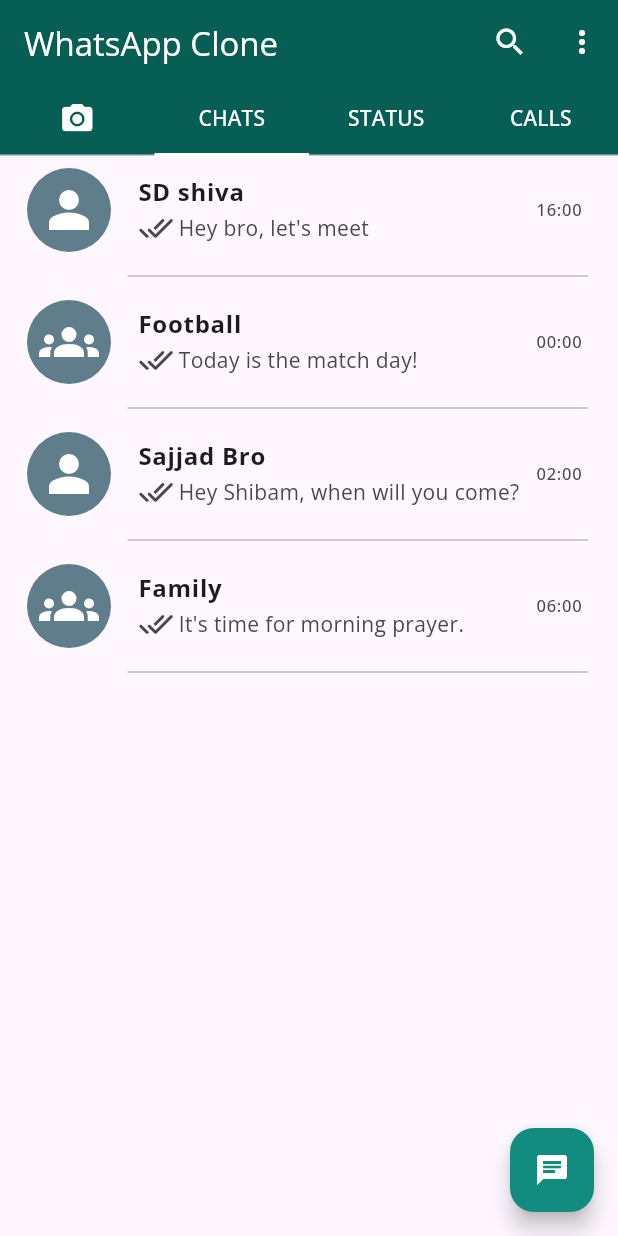
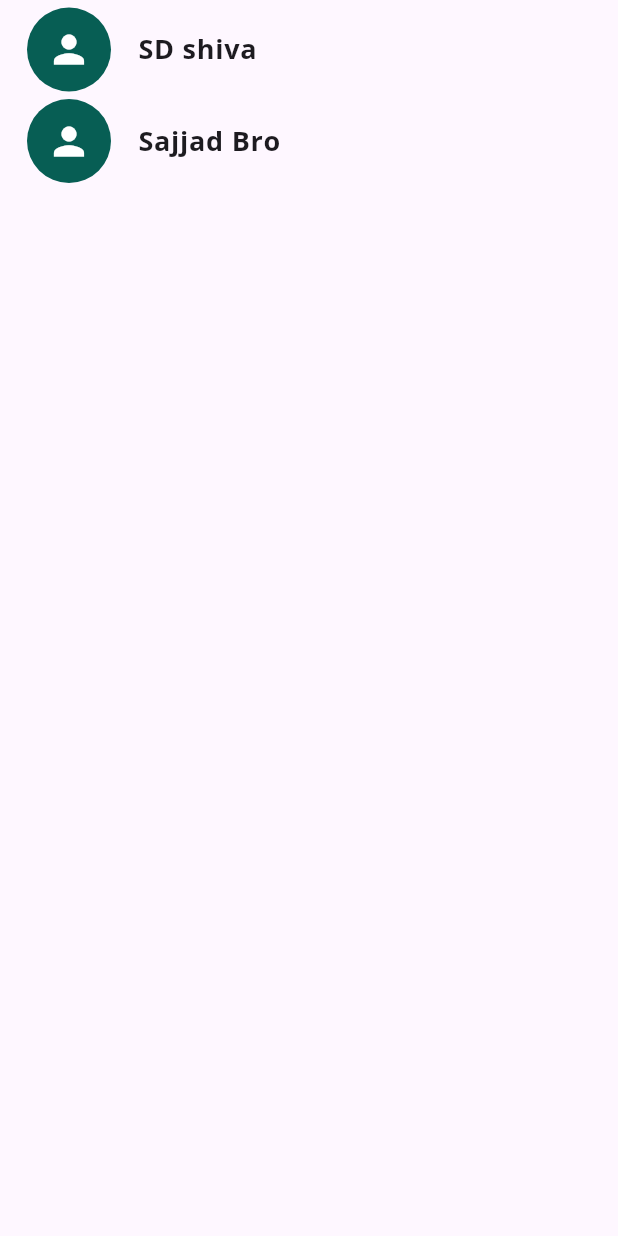
Before and after one commit to SDshiva/Whatsapp_Clone_by_Flutter, a Flutter app: the screen it shows after launch, on a phone screen of 412 x 824 dp. Run offline on Flutter 3.47's test engine with Material 3 defaults, Android fonts, the phone set to English and light mode, and no system bars; our stand-ins replace camera, emoji_picker_flutter, flutter_svg, socket_io_client, video_player.

Commit message:
1 v 1 chat functionality is added successfully

```diff
--- a/lib/Custom UI/CustomCard.dart
+++ b/lib/Custom UI/CustomCard.dart
@@ -5,9 +5,10 @@
 import 'package:flutter_svg/flutter_svg.dart';
 
 class CustomCard extends StatelessWidget {
-  const CustomCard({super.key, required this.chatModel});
-
+  const CustomCard(
+      {super.key, required this.chatModel, required this.sourceChat});
   final ChatModel chatModel;
+  final ChatModel sourceChat;
 
   @override
   Widget build(BuildContext context) {
@@ -18,6 +19,7 @@
           MaterialPageRoute(
             builder: (context) => IndividualChatScreen(
               chatModel: chatModel,
+              sourceChat: sourceChat,
             ),
           ),
         );
--- a/lib/Custom UI/OwnMessageCard.dart
+++ b/lib/Custom UI/OwnMessageCard.dart
@@ -3,7 +3,8 @@
 import 'package:flutter/widgets.dart';
 
 class OwnMessageCard extends StatelessWidget {
-  const OwnMessageCard({super.key});
+  const OwnMessageCard({super.key, required this.message});
+  final String message;
 
   @override
   Widget build(BuildContext context) {
@@ -29,7 +30,7 @@
                   right: 50,
                 ),
                 child: Text(
-                  "Hey SD you did a great job! welldone! Best wishes!",
+                  message,
                   style: TextStyle(fontSize: 16),
                 ),
               ),
--- a/lib/Custom UI/ReplyMessageCard.dart
+++ b/lib/Custom UI/ReplyMessageCard.dart
@@ -3,7 +3,8 @@
 import 'package:flutter/widgets.dart';
 
 class ReplyMessageCard extends StatelessWidget {
-  const ReplyMessageCard({super.key});
+  const ReplyMessageCard({super.key, required this.message});
+  final String message;
 
   @override
   Widget build(BuildContext context) {
@@ -30,7 +31,7 @@
                   right: 50,
                 ),
                 child: Text(
-                  "Thank You Bro!!",
+                  message,
                   style: TextStyle(fontSize: 16),
                 ),
               ),
--- a/lib/Models/ChatModel.dart
+++ b/lib/Models/ChatModel.dart
@@ -6,6 +6,7 @@
   String? status;
   String? currentMessage;
   bool select = false;
+  int? id;
 
   ChatModel({
     this.name,
@@ -15,5 +16,6 @@
     this.status,
     this.currentMessage,
     this.select = false,
+    this.id,
   });
 }
--- /dev/null
+++ b/lib/Models/MessageModel.dart
@@ -0,0 +1,6 @@
+class MessageModel {
+  String type;
+  String message;
+
+  MessageModel({required this.type, required this.message});
+}
--- a/lib/Pages/ChatsPage.dart
+++ b/lib/Pages/ChatsPage.dart
@@ -4,39 +4,16 @@
 import 'package:flutter/material.dart';
 
 class ChatsPage extends StatefulWidget {
-  const ChatsPage({super.key});
+  const ChatsPage(
+      {super.key, required this.chatModels, required this.sourceChat});
+  final List<ChatModel> chatModels;
+  final ChatModel sourceChat;
 
   @override
   State<ChatsPage> createState() => _ChatsPageState();
 }
 
 class _ChatsPageState extends State<ChatsPage> {
-  List<ChatModel> chatModel = [
-    ChatModel(
-        name: "SD shiva",
-        icon: "people.svg",
-        isGroup: false,
-        time: "16:00",
-        currentMessage: "Hey bro, let's meet"),
-    ChatModel(
-        name: "Football",
-        icon: "group.svg",
-        isGroup: true,
-        time: "00:00",
-        currentMessage: "Today is the match day!"),
-    ChatModel(
-        name: "Sajjad Bro",
-        icon: "people.svg",
-        isGroup: false,
-        time: "02:00",
-        currentMessage: "Hey Shibam, when will you come?"),
-    ChatModel(
-        name: "Family",
-        icon: "group.svg",
-        isGroup: true,
-        time: "06:00",
-        currentMessage: "It's time for morning prayer."),
-  ];
   @override
   Widget build(BuildContext context) {
     return Scaffold(
@@ -52,9 +29,10 @@
         ),
       ),
       body: ListView.builder(
-        itemCount: chatModel.length,
+        itemCount: widget.chatModels.length,
         itemBuilder: (context, index) => CustomCard(
-          chatModel: chatModel[index],
+          chatModel: widget.chatModels[index],
+          sourceChat: widget.sourceChat,
         ),
       ),
     );
--- a/lib/Screens/HomeScreen.dart
+++ b/lib/Screens/HomeScreen.dart
@@ -1,9 +1,13 @@
+import 'package:chat_app_web_socket_io/Models/ChatModel.dart';
 import 'package:chat_app_web_socket_io/Pages/CameraPage.dart';
 import 'package:chat_app_web_socket_io/Pages/ChatsPage.dart';
 import 'package:flutter/material.dart';
 
 class HomeScreen extends StatefulWidget {
-  const HomeScreen({super.key});
+  const HomeScreen(
+      {super.key, required this.chatModels, required this.soureChat});
+  final List<ChatModel> chatModels;
+  final ChatModel soureChat;
 
   @override
   State<HomeScreen> createState() => _HomeScreenState();
@@ -81,11 +85,12 @@
       ),
       body: TabBarView(
         controller: tabController,
-        children: const [
+        children: [
           CameraPage(),
-          // Text("Camera"),
-          // Text("Chats"),
-          ChatsPage(),
+          ChatsPage(
+            chatModels: widget.chatModels,
+            sourceChat: widget.soureChat,
+          ),
           Text("Status"),
           Text("Calls"),
         ],
--- /dev/null
+++ b/lib/Screens/LoginScreen.dart
@@ -0,0 +1,66 @@
+import 'package:chat_app_web_socket_io/Custom%20UI/ButtonCard.dart';
+import 'package:chat_app_web_socket_io/Models/ChatModel.dart';
+import 'package:chat_app_web_socket_io/Screens/HomeScreen.dart';
+import 'package:flutter/material.dart';
+
+class LoginScreen extends StatefulWidget {
+  const LoginScreen({super.key});
+
+  @override
+  State<LoginScreen> createState() => _LoginScreenState();
+}
+
+class _LoginScreenState extends State<LoginScreen> {
+  ChatModel? sourceChat;
+  List<ChatModel> chatModels = [
+    ChatModel(
+      name: "SD shiva",
+      icon: "people.svg",
+      isGroup: false,
+      time: "16:00",
+      currentMessage: "Hey bro, let's meet",
+      id: 1,
+    ),
+    ChatModel(
+      name: "Sajjad Bro",
+      icon: "people.svg",
+      isGroup: false,
+      time: "02:00",
+      currentMessage: "Hey Shibam, when will you come?",
+      id: 2,
+    ),
+    // ChatModel(
+    //   name: "Football",
+    //   icon: "group.svg",
+    //   isGroup: true,
+    //   time: "00:00",
+    //   currentMessage: "Today is the match day!",
+    // ),
+  ];
+  @override
+  Widget build(BuildContext context) {
+    return Scaffold(
+      body: ListView.builder(
+        itemCount: chatModels.length,
+        itemBuilder: (context, index) => InkWell(
+          onTap: () {
+            sourceChat = chatModels.removeAt(index);
+            Navigator.pushReplacement(
+              context,
+              MaterialPageRoute(
+                builder: (builder) => HomeScreen(
+                  chatModels: chatModels,
+                  soureChat: sourceChat!,
+                ),
+              ),
+            );
+          },
+          child: ButtonCard(
+            name: chatModels[index].name!,
+            icon: Icons.person,
+          ),
+        ),
+      ),
+    );
+  }
+}
--- a/lib/main.dart
+++ b/lib/main.dart
@@ -1,6 +1,6 @@
 import 'package:camera/camera.dart';
 import 'package:chat_app_web_socket_io/Screens/CameraScreen.dart';
-import 'package:chat_app_web_socket_io/Screens/HomeScreen.dart';
+import 'package:chat_app_web_socket_io/Screens/LoginScreen.dart';
 import 'package:flutter/material.dart';
 
 Future<void> main() async {
@@ -28,7 +28,7 @@
             // color: Colors.white,
             foregroundColor: Colors.white),
       ),
-      home: const HomeScreen(),
+      home: LoginScreen(),
     );
   }
 }
```
Also changed, not shown: lib/Screens/IndividualChatScreen.dart (+66 -28 lines).
